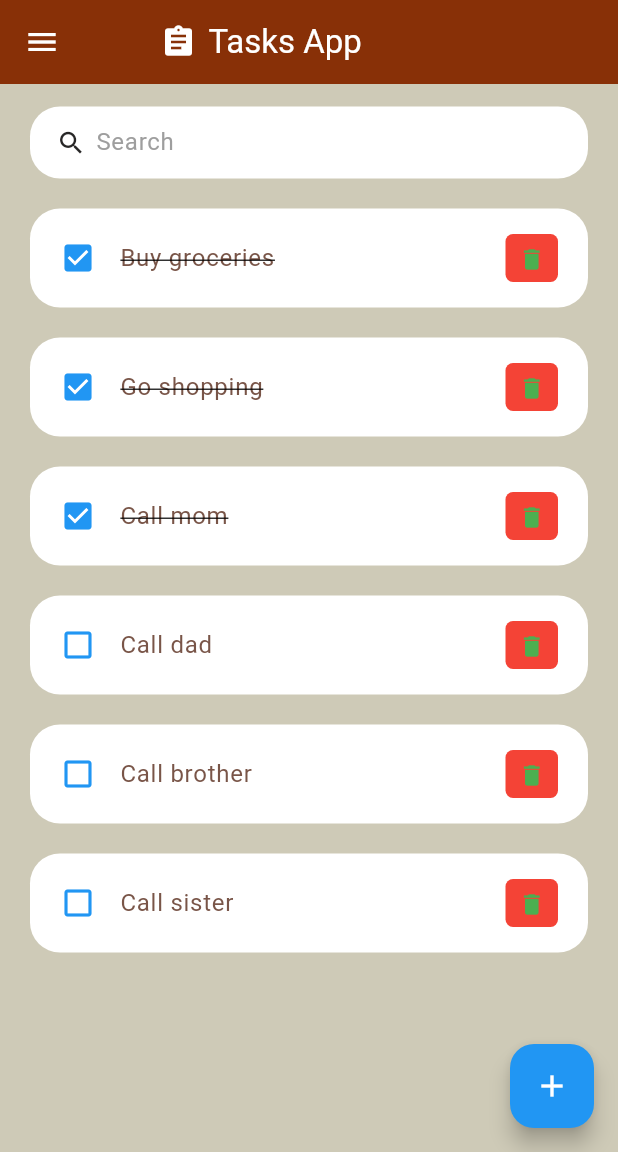
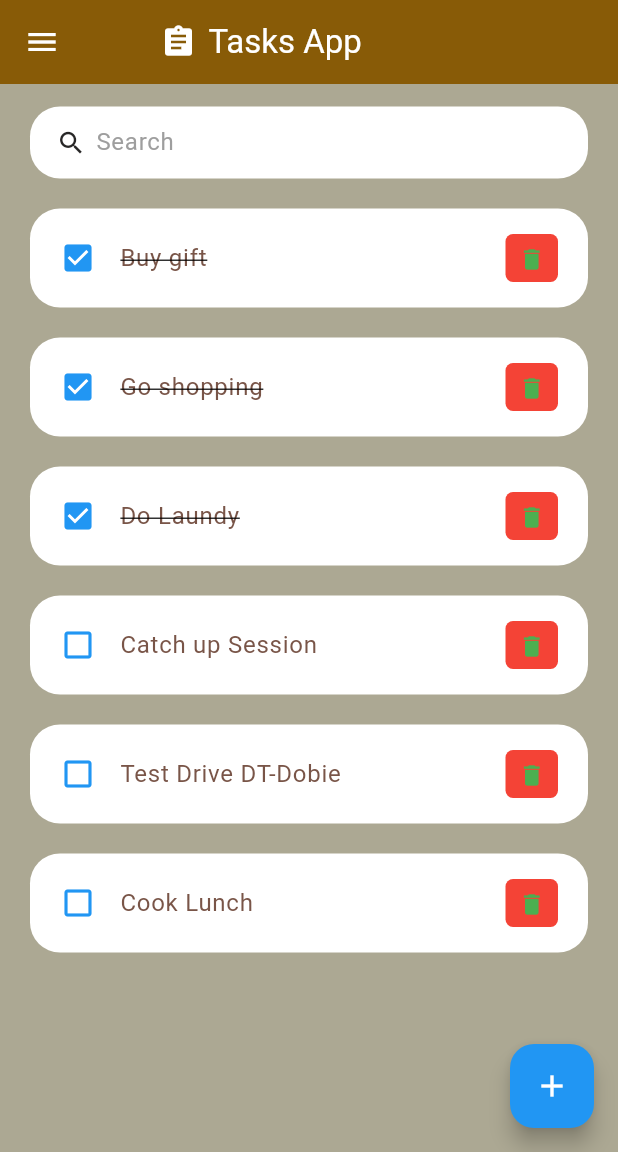
Before and after one commit to mkpete/Todo-List-, a Flutter app: the screen it shows after launch, on a phone screen of 412 x 824 dp, the part 84-1236 px from its top. Run offline on Flutter 3.47's test engine with Material 3 defaults, Android fonts, the phone set to English and light mode, and no system bars; our stand-ins replace flutter_svg.

Commit message:
backgroud image

```diff
--- a/my_app/lib/main.dart
+++ b/my_app/lib/main.dart
@@ -7,7 +7,7 @@ void main() {
 }
 
 class MyApp extends StatelessWidget {
-  const MyApp({Key? key}) : super(key: key);
+  const MyApp({super.key});
 
   @override
   Widget build(BuildContext context) {
@@ -17,7 +17,7 @@ class MyApp extends StatelessWidget {
       theme: ThemeData(
         // Configure app theme
         colorScheme: ColorScheme.fromSwatch()
-            .copyWith(primary: const Color(0xFF883007)), // Set primary color
+            .copyWith(primary: const Color.fromARGB(255, 7, 132, 136)), // Set primary color
         useMaterial3: true, // Enable Material 3 design elements
       ),
        // Set home screen to be  TasksScreen
--- a/my_app/lib/model/todo.dart
+++ b/my_app/lib/model/todo.dart
@@ -2,7 +2,8 @@
 class ToDo {
   String id; // Unique identifier for the todo item
   String todoText; // Text content of the todo item
-  bool isDone; // Completion status of the todo item (true if completed, false otherwise)
+  bool
+      isDone; // Completion status of the todo item (true if completed, false otherwise)
 
   // Constructor for the ToDo class, with required parameters for id and todoText,
   // and an optional parameter for isDone with a default value of false.
@@ -17,12 +18,12 @@ class ToDo {
   static List<ToDo> todoList() {
     // Return a list of ToDo items with predefined properties.
     return [
-      ToDo(id: '1', todoText: 'Buy groceries', isDone: true), // A completed task
+      ToDo(id: '1', todoText: 'Buy gift', isDone: true), // A completed task
       ToDo(id: '2', todoText: 'Go shopping', isDone: true), // A completed task
-      ToDo(id: '3', todoText: 'Call mom', isDone: true), // A completed task
-      ToDo(id: '4', todoText: 'Call dad'), // An incomplete task
-      ToDo(id: '5', todoText: 'Call brother'), // An incomplete task
-      ToDo(id: '6', todoText: 'Call sister'), // An incomplete task
+      ToDo(id: '3', todoText: 'Do Laundy', isDone: true), // A completed task
+      ToDo(id: '4', todoText: 'Catch up Session'), // An incomplete task
+      ToDo(id: '5', todoText: 'Test Drive DT-Dobie'), // An incomplete task
+      ToDo(id: '6', todoText: 'Cook Lunch'), // An incomplete task
     ];
   }
 }
--- a/my_app/lib/screens/tasks_screen.dart
+++ b/my_app/lib/screens/tasks_screen.dart
@@ -151,7 +151,7 @@ class _TasksScreenState extends State<TasksScreen> {
             ),
           ],
         ),
-        backgroundColor: const Color(0xFF883007),
+        backgroundColor: const Color.fromARGB(255, 136, 91, 7),
         iconTheme: const IconThemeData(color: Colors.white),
       ),
       drawer: Drawer(
@@ -160,7 +160,7 @@ class _TasksScreenState extends State<TasksScreen> {
           children: [
             const UserAccountsDrawerHeader(
               currentAccountPicture: CircleAvatar(
-                backgroundImage: AssetImage("assets/profile.jpeg"),
+                backgroundImage: AssetImage("assets/app_icon.png"),
               ),
               accountName: Text("User"),
               accountEmail: Text("User@gmail.com"),
@@ -253,7 +253,7 @@ class _TasksScreenState extends State<TasksScreen> {
         tooltip: 'Add New Task',
         child: const Icon(Icons.add),
       ),
-      backgroundColor: const Color(0xFFCECAB7),
+      backgroundColor: const Color.fromARGB(255, 172, 168, 147),
     );
   }
 }
```
